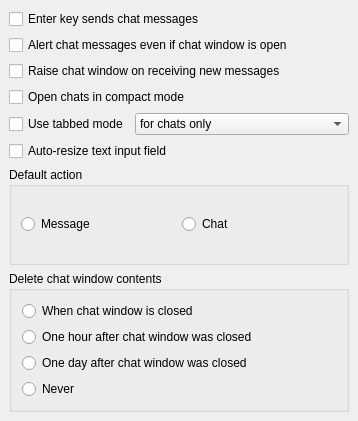
Old version of the form src/options/opt_chat.ui in the repository mblsha/yapsi-psi-snapshot.
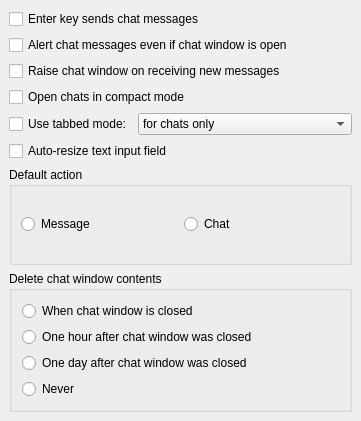
New version of the form.

```diff
--- a/src/options/opt_chat.ui
+++ b/src/options/opt_chat.ui
@@ -66,7 +66,7 @@
         </sizepolicy>
        </property>
        <property name="text" >
-        <string>Use tabbed mode</string>
+        <string>Use tabbed mode:</string>
        </property>
       </widget>
      </item>
```
